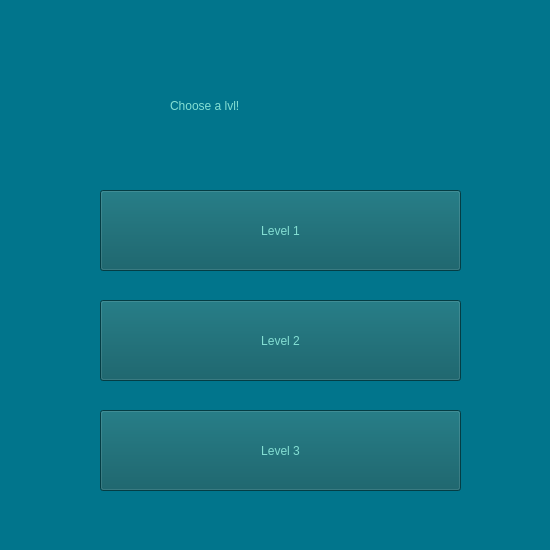
This is lvl_choose.ui in nesova/maze as Qt 5 draws it before an edit. The edited form follows.
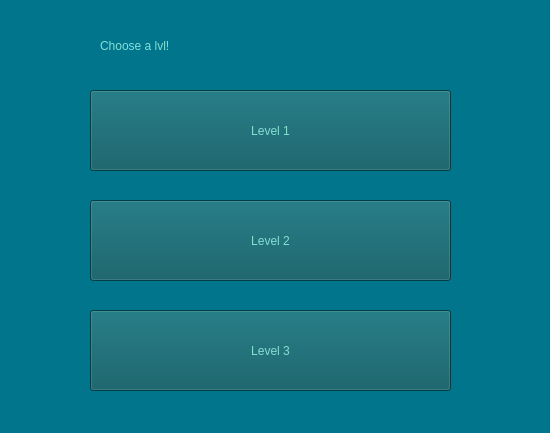
This is the edited form.

The edit to the form file:
```diff
--- a/lvl_choose.ui
+++ b/lvl_choose.ui
@@ -7,7 +7,7 @@
     <x>0</x>
     <y>0</y>
     <width>550</width>
-    <height>550</height>
+    <height>433</height>
    </rect>
   </property>
   <property name="windowTitle">
@@ -19,8 +19,8 @@
   <widget class="QPushButton" name="lvl1_btn">
    <property name="geometry">
     <rect>
-     <x>100</x>
-     <y>190</y>
+     <x>90</x>
+     <y>90</y>
      <width>361</width>
      <height>81</height>
     </rect>
@@ -47,8 +47,8 @@
   <widget class="QPushButton" name="lvl3_btn">
    <property name="geometry">
     <rect>
-     <x>100</x>
-     <y>410</y>
+     <x>90</x>
+     <y>310</y>
      <width>361</width>
      <height>81</height>
     </rect>
@@ -75,8 +75,8 @@
   <widget class="QPushButton" name="lvl2_btn">
    <property name="geometry">
     <rect>
-     <x>100</x>
-     <y>300</y>
+     <x>90</x>
+     <y>200</y>
      <width>361</width>
      <height>81</height>
     </rect>
@@ -103,9 +103,9 @@
   <widget class="QLabel" name="choose_label">
    <property name="geometry">
     <rect>
-     <x>170</x>
-     <y>80</y>
-     <width>211</width>
+     <x>100</x>
+     <y>20</y>
+     <width>381</width>
      <height>51</height>
     </rect>
    </property>
```
